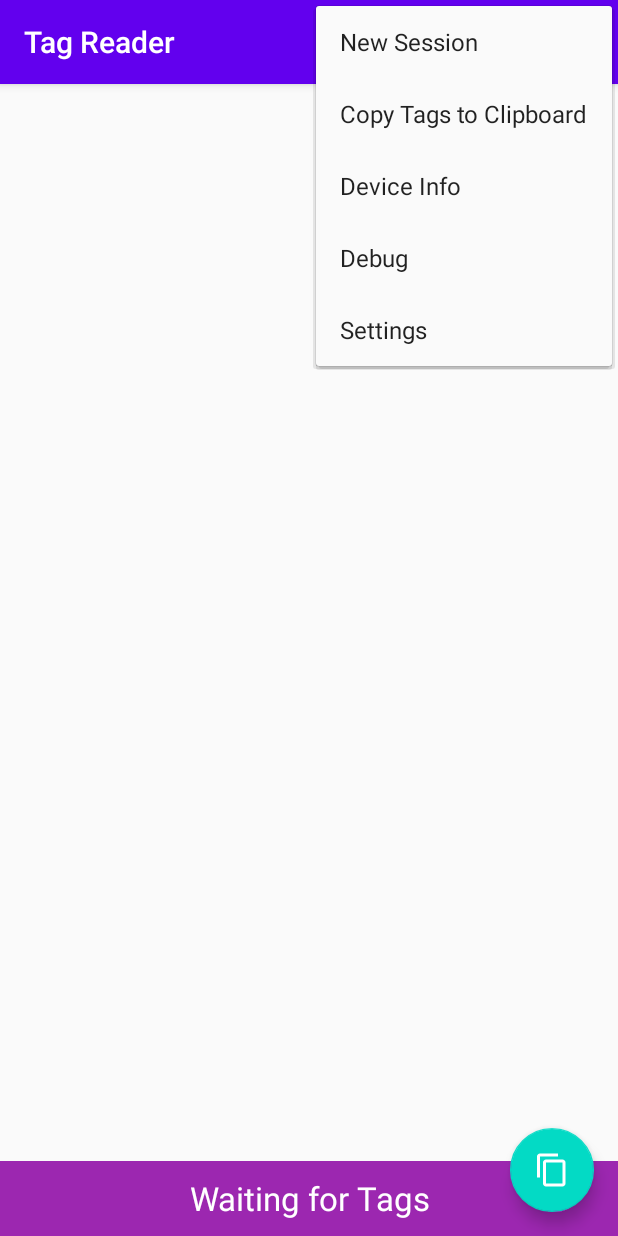
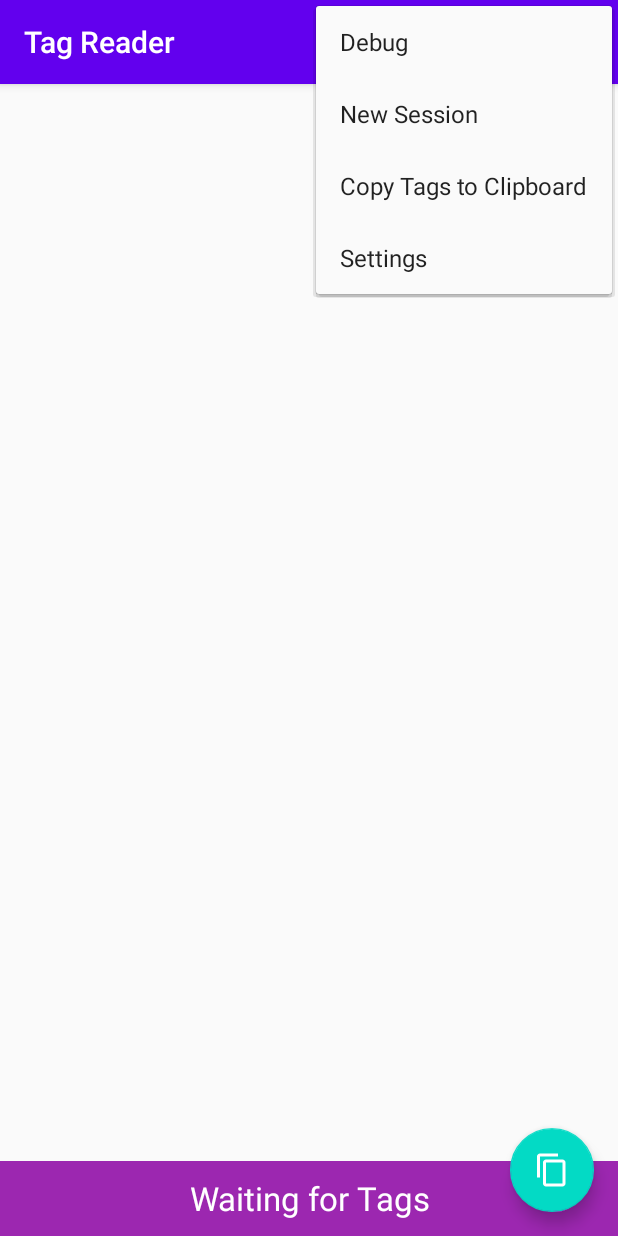
Before and after one commit to kartaphilos/TagReader, an Android app: the screen it shows after launch (MainActivity), with the options menu open, on a phone screen of 412 x 824 dp. Run offline under Robolectric (Android 15) with nearby library versions, the phone set to English and light mode, and no system bars; our stand-ins replace Room's generated code, RxJava; libraries missing offline, so code that uses them is left out: com.jakewharton.rx, com.tbruyelle.rxpermissions2; 8 statements that could not run were skipped.

Commit message:
Added New Session menu logic (deletes all tags in DB)

```diff
--- a/app/src/main/java/com/plingtech/tagreader/ScannedTagDao.java
+++ b/app/src/main/java/com/plingtech/tagreader/ScannedTagDao.java
@@ -18,7 +18,7 @@ public interface ScannedTagDao {
     void insertTag(ScannedTag tag);
 
     @Query("DELETE FROM tags_table")
-    void deleteAll();
+    void deleteAllTags();
 
     @Query("SELECT COUNT(rfid), rfid, time_scanned FROM tags_table GROUP BY rfid ORDER BY time_scanned ASC")
     LiveData<List<TagView>> getTagsToView();
--- a/app/src/main/java/com/plingtech/tagreader/TagViewModel.java
+++ b/app/src/main/java/com/plingtech/tagreader/TagViewModel.java
@@ -38,6 +38,11 @@ public class TagViewModel extends AndroidViewModel {
         mRepository.insert(tag);
     }
 
+    public void deleteAllTags() {
+        Log.d(TAG, "Deleting All Tags");
+        mRepository.deleteAllTags();
+    }
+
     /*
     boolean alreadyScanned(String rfid, String ts) {
         Iterator<ScannedTag> it = mRepository.getAllTags().iterator();
--- a/app/src/main/java/com/plingtech/tagreader/TagsListFragment.java
+++ b/app/src/main/java/com/plingtech/tagreader/TagsListFragment.java
@@ -6,11 +6,16 @@ import android.os.Bundle;
 import android.text.TextUtils;
 import android.util.Log;
 import android.view.LayoutInflater;
+import android.view.Menu;
+import android.view.MenuInflater;
+import android.view.MenuItem;
 import android.view.View;
 import android.view.ViewGroup;
 import android.widget.TextView;
 
 import androidx.annotation.NonNull;
+import androidx.annotation.Nullable;
+import androidx.fragment.app.DialogFragment;
 import androidx.fragment.app.Fragment;
 import androidx.lifecycle.ViewModelProvider;
 import androidx.recyclerview.widget.LinearLayoutManager;
@@ -37,6 +42,11 @@ public class TagsListFragment extends Fragment {
     private TextView totalCountView;
     private int totalDistinct = 0;
 
+    @Override
+    public void onCreate(@Nullable Bundle savedInstanceState) {
+        super.onCreate(savedInstanceState);
+        setHasOptionsMenu(true);
+    }
 
     @Override
     public View onCreateView (LayoutInflater inflater,
@@ -48,6 +58,31 @@ public class TagsListFragment extends Fragment {
         tagsFrag = this;
         Log.d(TAG, "onCreateView complete");
         return view;
+    }
+
+    @Override
+    public void onCreateOptionsMenu(Menu menu, MenuInflater inflater) {
+        inflater.inflate(R.menu.menu_tagslist, menu);
+        super.onCreateOptionsMenu(menu, inflater);
+    }
+
+    @Override
+    public boolean onOptionsItemSelected(MenuItem item) {
+        String TAG = "OptionsMenuClicked";
+        // Handle item selection
+        switch (item.getItemId()) {
+            case R.id.copy_session:
+                Log.d(TAG,"Copy clicked");
+                //Copy clipboard items
+                return true;
+            case R.id.new_session:
+                Log.d(TAG,"New clicked");
+                mTagViewModel.deleteAllTags();
+                return true;
+            default:
+                Log.d(TAG,"Nothing in this part of the menu");
+                return super.onOptionsItemSelected(item);
+        }
     }
 
     @Override
--- a/app/src/main/java/com/plingtech/tagreader/TagsRepository.java
+++ b/app/src/main/java/com/plingtech/tagreader/TagsRepository.java
@@ -33,6 +33,12 @@ public class TagsRepository {
         });
     }
 
+    void deleteAllTags() {
+        TagsDatabase.databaseExecutor.execute(() -> {
+            mTagDao.deleteAllTags();
+        });
+    }
+
     public List<ScannedTag> getAllTags() throws ExecutionException, InterruptedException {
         Future<List<ScannedTag>> allTags = TagsDatabase.databaseExecutor.submit(() -> mTagDao.getAllTags());
         return allTags.get();
--- a/app/src/main/res/menu/menu_main.xml
+++ b/app/src/main/res/menu/menu_main.xml
@@ -9,34 +9,15 @@
         app:showAsAction="always"
         />
     <item
-        android:id="@+id/new_session"
-        android:title="@string/action_newsession"
+        android:id="@+id/action_settings"
+        android:orderInCategory="100"
+        android:title="@string/action_settings"
         app:showAsAction="never"
-        />
-    <item
-        android:id="@+id/save_session"
-        android:icon="@android:drawable/ic_menu_save"
-        android:title="@string/action_savesession"
-        app:showAsAction="ifRoom" />
-    <item
-        android:id="@+id/copy_session"
-        android:icon="?attr/actionModeCopyDrawable"
-        android:title="@string/action_copy"
-        app:showAsAction="never" />
-    <item
-        android:id="@+id/device_info"
-        android:title="@string/action_device_info"
-        app:showAsAction="ifRoom"
         />
     <item
         android:id="@+id/debug"
         android:title="@string/action_debug"
         app:showAsAction="never"
         />
-    <item
-        android:id="@+id/action_settings"
-        android:orderInCategory="100"
-        android:title="@string/action_settings"
-        app:showAsAction="never"
-        />
+
 </menu>
--- /dev/null
+++ b/app/src/main/res/menu/menu_tagslist.xml
@@ -0,0 +1,18 @@
+<?xml version="1.0" encoding="utf-8"?>
+<menu xmlns:android="http://schemas.android.com/apk/res/android"
+    xmlns:app="http://schemas.android.com/apk/res-auto"
+    xmlns:tools="http://schemas.android.com/tools"
+    tools:context="com.plingtech.tagreader.MainActivity">
+    <item
+        android:id="@+id/new_session"
+        android:title="@string/action_newsession"
+        app:showAsAction="never"
+    />
+    <item
+        android:id="@+id/copy_session"
+        android:icon="?attr/actionModeCopyDrawable"
+        android:title="@string/action_copy"
+        app:showAsAction="never"
+    />
+
+</menu>
```
